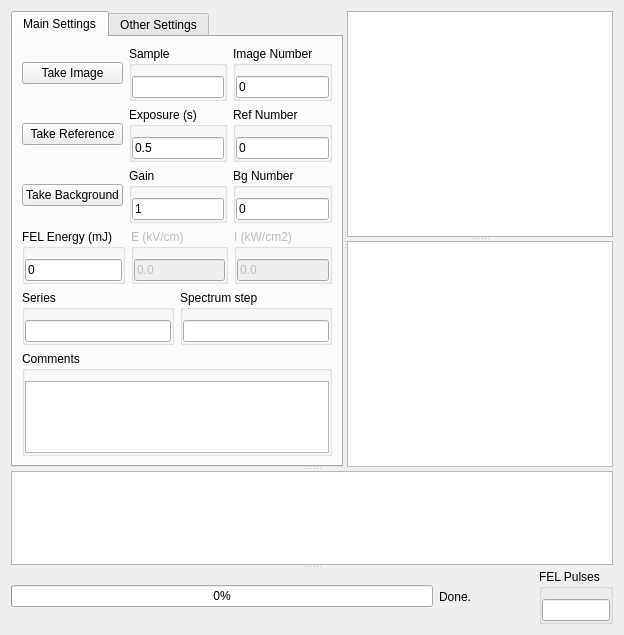
SherwinGroup/EMCCD-psychic, file UIs/TwoColorAbs.ui: the form before one commit.
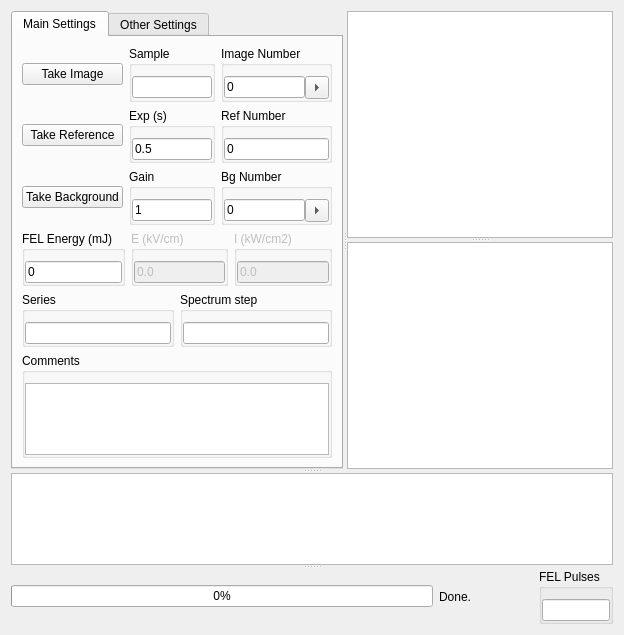
The form after the commit. Custom widgets are drawn as their Qt base class.

Diff of the .ui file:
```diff
--- a/UIs/TwoColorAbs.ui
+++ b/UIs/TwoColorAbs.ui
@@ -112,13 +112,23 @@
                 </property>
                </widget>
               </item>
+              <item row="0" column="1">
+               <widget class="QToolButton" name="bProcessBackgroundSequence">
+                <property name="text">
+                 <string/>
+                </property>
+                <property name="arrowType">
+                 <enum>Qt::RightArrow</enum>
+                </property>
+               </widget>
+              </item>
              </layout>
             </widget>
            </item>
            <item row="3" column="1">
             <widget class="QGroupBox" name="groupBox_34">
              <property name="title">
-              <string>Exposure (s)</string>
+              <string>Exp (s)</string>
              </property>
              <property name="flat">
               <bool>true</bool>
@@ -249,6 +259,16 @@
                 </property>
                </widget>
               </item>
+              <item row="0" column="1">
+               <widget class="QToolButton" name="bProcessImageSequence">
+                <property name="text">
+                 <string/>
+                </property>
+                <property name="arrowType">
+                 <enum>Qt::RightArrow</enum>
+                </property>
+               </widget>
+              </item>
              </layout>
             </widget>
            </item>
```
